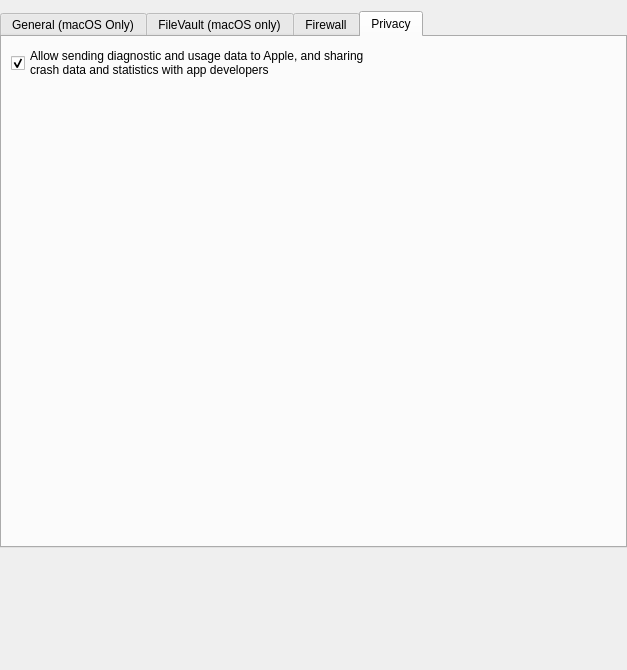
Qt form FWAdminLib/Configurator/SPForm.ui (fw-dev/translations) before a commit.
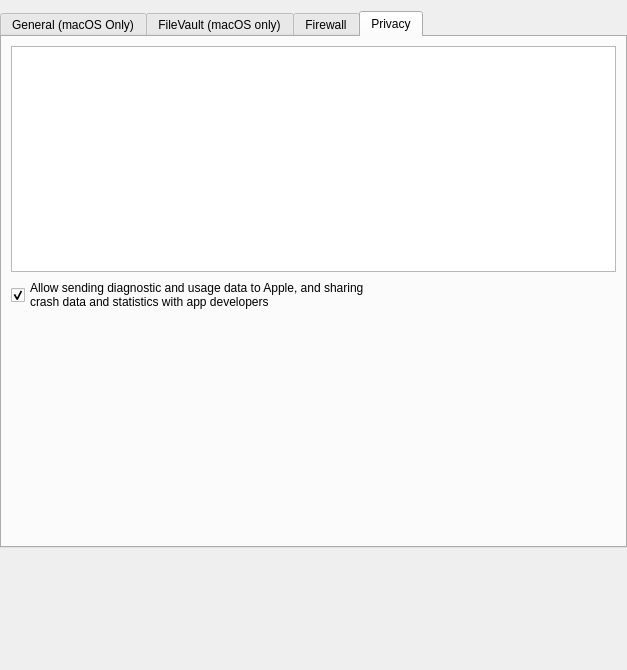
The same form after that commit. The open tabs and pages were chosen to show the change. Custom widgets are drawn as their Qt base class.

```diff
--- a/FWAdminLib/Configurator/SPForm.ui
+++ b/FWAdminLib/Configurator/SPForm.ui
@@ -436,6 +436,9 @@
        <string>Privacy</string>
       </attribute>
       <layout class="QVBoxLayout" name="verticalLayout_3">
+       <item>
+        <widget class="ItemListWidget" name="privacyControlListWidget"/>
+       </item>
        <item>
         <widget class="QCheckBox" name="diagAndUsageCb">
          <property name="text">
@@ -485,6 +488,11 @@
    <extends>QTreeWidget</extends>
    <header>FileWaveGuiLib/styledviews/styledtreeview.h</header>
   </customwidget>
+  <customwidget>
+   <class>ItemListWidget</class>
+   <extends>QListView</extends>
+   <header>FWAdminLib/Configurator/ItemListWidget.h</header>
+  </customwidget>
  </customwidgets>
  <resources/>
  <connections/>
```
